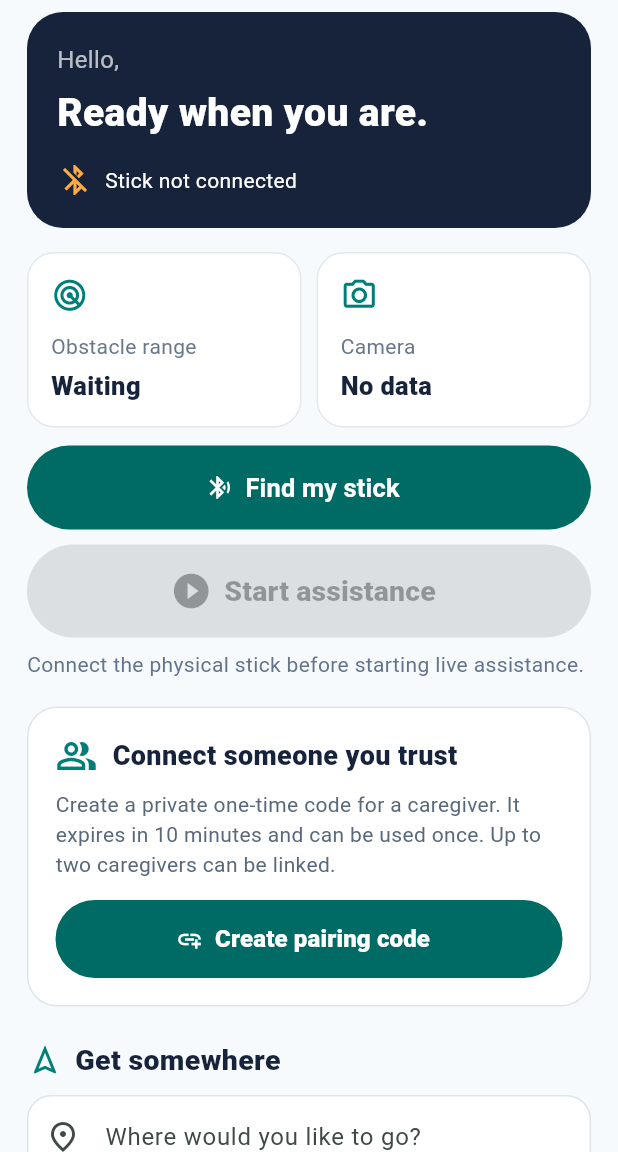
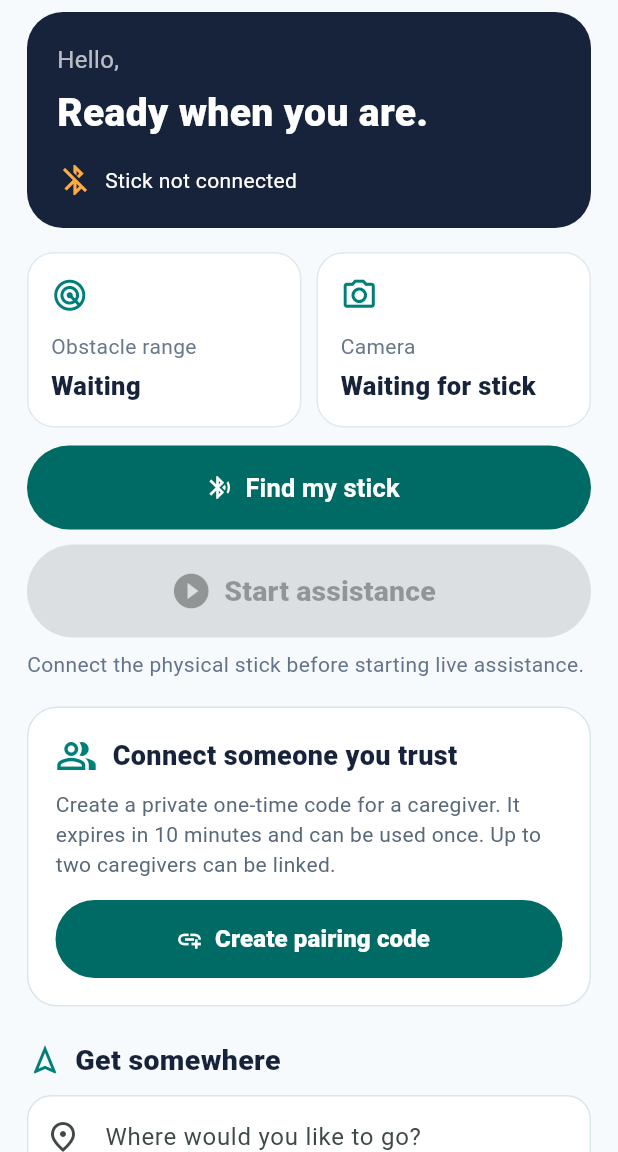
Before and after one commit to ShoninSelvaraj/Blind_Stick, a Flutter app: the PatientPage screen opened directly with empty values, on a phone screen of 412 x 824 dp, the part 84-1236 px from its top. Run offline on Flutter 3.47's test engine with Material 3 defaults, Android fonts, the phone set to English and light mode, and no system bars; our stand-ins replace cloud_firestore, firebase_auth, firebase_core, flutter_blue_plus, flutter_tts, geolocator and 2 more; accounts and stored records are empty.

Commit message:
Add honest camera-model status, stale telemetry warnings and caregiver device status

```diff
--- a/lib/main.dart
+++ b/lib/main.dart
@@ -153,7 +153,7 @@ class _LoginPageState extends State<LoginPage> {
  ])));
 }
 class StickTelemetry {
- double? distanceCm; String object='Waiting for device data'; String signal='unknown'; int? battery; bool? trafficWalk; String crowd='unknown'; DateTime? receivedAt;
+ double? distanceCm; String object='Waiting for device data'; String signal='unknown'; int? battery; bool? trafficWalk; String crowd='unknown'; String detectionStatus='waiting_for_device'; bool? cameraReady; bool? cameraFrameAvailable; DateTime? receivedAt;
  bool get urgent=>distanceCm!=null&&distanceCm!<35;
  bool get caution=>distanceCm!=null&&distanceCm!<90;
  void fromJson(Map<String,dynamic> j){
@@ -161,7 +161,11 @@ class StickTelemetry {
   object=(j['object']??j['detected_object']??j['label']??object).toString(); signal=(j['signal']??signal).toString();
   final b=j['battery']??j['battery_percent']; if(b is num)battery=b.toInt();
   if(j['traffic_walk'] is bool)trafficWalk=j['traffic_walk'];
-  if(j['crowd']!=null)crowd=j['crowd'].toString(); receivedAt=DateTime.now();
+  if(j['crowd']!=null)crowd=j['crowd'].toString();
+  if(j['detection_status']!=null)detectionStatus=j['detection_status'].toString();
+  if(j['camera_ready'] is bool)cameraReady=j['camera_ready'];
+  if(j['camera_frame_available'] is bool)cameraFrameAvailable=j['camera_frame_available'];
+  receivedAt=DateTime.now();
  }
 }
 
@@ -256,8 +260,8 @@ class PairingService {
 
 class BleStickService extends ChangeNotifier {
  final FlutterTts tts=FlutterTts(); final StickTelemetry telemetry=StickTelemetry(); BluetoothDevice? device; BluetoothCharacteristic? telemetryChar, commandChar; StreamSubscription<List<ScanResult>>? scanSub; StreamSubscription<List<int>>? notifySub; StreamSubscription<BluetoothConnectionState>? connectionSub; StreamSubscription<BluetoothAdapterState>? adapterSub;
- bool scanning=false,connected=false,assistance=false; String status='Stick not connected'; String? lastError; final List<String> events=[]; DateTime? lastSpoken; String _lastWarning=''; String _packetBuffer='';
- BleStickService(){tts.setLanguage('en-IN');tts.setSpeechRate(0.46);}
+ bool scanning=false,connected=false,assistance=false; String status='Stick not connected'; String? lastError; final List<String> events=[]; DateTime? lastSpoken; String _lastWarning=''; String _packetBuffer='';Timer? _freshnessTimer;bool _staleWarningSpoken=false;
+ BleStickService(){tts.setLanguage('en-IN');tts.setSpeechRate(0.46);_freshnessTimer=Timer.periodic(const Duration(seconds:1),(_){if(!connected||!assistance)return;final last=telemetry.receivedAt;final stale=last==null||DateTime.now().difference(last)>const Duration(seconds:4);if(stale&&!_staleWarningSpoken){_staleWarningSpoken=true;lastError='Live stick data stopped. Do not rely on the app for obstacle warnings.';_event('Live sensor data stopped');HapticFeedback.heavyImpact();_speak('Warning. Live stick data has stopped. Stop and use your usual safe mobility method.');notifyListeners();}else if(!stale&&_staleWarningSpoken){_staleWarningSpoken=false;lastError=null;notifyListeners();}});}
  Future<void> scanAndConnect() async {
   if(scanning)return; scanning=true;status='Looking for your stick';lastError=null;notifyListeners();
   try{
@@ -314,7 +318,7 @@ class BleStickService extends ChangeNotifier {
  Future<void> announce(String s)=>_speak(s);
  void _event(String s){final now=DateTime.now();final stamp='${now.hour.toString().padLeft(2,'0')}:${now.minute.toString().padLeft(2,'0')}';events.insert(0,'$stamp · $s');if(events.length>50)events.removeLast();final user=FirebaseAuth.instance.currentUser;if(user!=null){ApiService.instance.event(user.uid,'system',s);}}
  Future<void> disconnect()async{await device?.disconnect();connected=false;assistance=false;status='Stick disconnected';notifyListeners();}
- @override void dispose(){scanSub?.cancel();notifySub?.cancel();connectionSub?.cancel();adapterSub?.cancel();device?.disconnect();tts.stop();super.dispose();}
+ @override void dispose(){scanSub?.cancel();notifySub?.cancel();connectionSub?.cancel();adapterSub?.cancel();device?.disconnect();tts.stop();_freshnessTimer?.cancel();super.dispose();}
 }
 final stick=BleStickService();
 
@@ -336,7 +340,7 @@ Future<void> openNavigation(BuildContext context,String destination) async {
 }
 
 class PatientPage extends StatefulWidget{final AppUser user;const PatientPage({super.key,required this.user});@override State<PatientPage> createState()=>_PatientPageState();}
-class _PatientPageState extends State<PatientPage>{final destination=TextEditingController();final api=ApiService.instance;Position? position;bool sharing=false,voice=true;Timer? locationTimer,pairExpiryTimer;String locationText='Location not checked yet';String? pairingCode;DateTime? pairingExpiresAt;bool generatingCode=false;
+class _PatientPageState extends State<PatientPage>{final destination=TextEditingController();final api=ApiService.instance;Position? position;bool sharing=false,voice=true;Timer? locationTimer,pairExpiryTimer;String locationText='Location not checked yet';String? pairingCode;DateTime? pairingExpiresAt;bool generatingCode=false;bool? lastStoredConnection;
  @override void initState(){super.initState();_load();_ensurePatientRecord();stick.addListener(_changed);}
  Future<void> _ensurePatientRecord() async { try { final ref=FirebaseFirestore.instance.collection('patients').doc(widget.user.uid); final snap=await ref.get(); if(!snap.exists){ await ref.set({'ownerUid':widget.user.uid,'displayName':widget.user.name,'caregiverUids':<String>[],'deviceStatus':'not_connected','createdAt':FieldValue.serverTimestamp(),'updatedAt':FieldValue.serverTimestamp()}); } } catch (_) { /* Role assignment or Firestore rules may not be ready yet. */ } }
  Future<void> _generatePairingCode() async {
@@ -379,14 +383,14 @@ class _PatientPageState extends State<PatientPage>{final destination=TextEditing
   );
  }
  Future<void> _load()async{final p=await SharedPreferences.getInstance();if(!mounted)return;setState(()=>voice=p.getBool('voice')??true);voiceGuidanceEnabled=voice;_refreshLocation();}
- void _changed(){if(!mounted)return;setState((){});}
+ void _changed(){if(!mounted)return;setState((){});if(lastStoredConnection!=stick.connected){lastStoredConnection=stick.connected;FirebaseFirestore.instance.collection('patients').doc(widget.user.uid).update({'deviceStatus':stick.connected?'connected':'disconnected','updatedAt':FieldValue.serverTimestamp()}).catchError((_){ });}}
  Future<void> _refreshLocation()async{final p=await getPosition();if(!mounted)return;setState(() { position=p; locationText=p==null?'Location unavailable':'Location ready · accuracy ${p.accuracy.round()} m'; });if(sharing&&p!=null)await api.location(widget.user.uid,p);}
  Future<void> _toggleSharing(bool v)async{setState(()=>sharing=v);locationTimer?.cancel();if(v){await _refreshLocation();locationTimer=Timer.periodic(const Duration(seconds:30),(_)=>_refreshLocation());}else{setState(()=>locationText='Location sharing paused');}}
  Future<void> _sos()async{final ok=await showDialog<bool>(context:context,builder:(c)=>AlertDialog(title:const Text('Send emergency alert?'),content:const Text('This will save an SOS alert to your linked patient record in Firestore. A caregiver can see it when they refresh or while viewing alerts; push notifications are not configured yet.'),actions:[TextButton(onPressed:()=>Navigator.pop(c,false),child:const Text('Cancel')),FilledButton(onPressed:()=>Navigator.pop(c,true),child:const Text('Send SOS'))]));if(ok!=true)return;final p=position??await getPosition();final sent=await api.sos(widget.user.uid,p,'Patient requested emergency assistance');if(!mounted)return;await showDialog<void>(context:context,builder:(c)=>AlertDialog(title:Text(sent?'SOS submitted':'SOS not delivered'),content:Text(sent?'The alert was saved to Firestore. This does not confirm that a caregiver has seen it. Use your usual emergency contact method too if you are in danger.':'The alert could not be saved. Check internet and Firestore permissions, or call your emergency contact directly.'),actions:[TextButton(onPressed:()=>Navigator.pop(c),child:const Text('OK'))]));}
  @override void dispose(){destination.dispose();locationTimer?.cancel();pairExpiryTimer?.cancel();stick.removeListener(_changed);super.dispose();}
  @override Widget build(BuildContext c){final t=stick.telemetry;return Scaffold(appBar:AppBar(title:const Text('Saathi · My journey',style:TextStyle(fontWeight:FontWeight.w800)),actions:[IconButton(tooltip:'Settings',onPressed:()=>Navigator.push(c,MaterialPageRoute(builder:(_)=>SettingsPage())),icon:const Icon(Icons.settings_outlined))]),body:ListView(padding:const EdgeInsets.fromLTRB(18,8,18,28),children:[
   Container(padding:const EdgeInsets.all(20),decoration:BoxDecoration(color:navy,borderRadius:BorderRadius.circular(24)),child:Column(crossAxisAlignment:CrossAxisAlignment.start,children:[Text('Hello, ${widget.user.name}',style:const TextStyle(color:Colors.white70,fontSize:16)),const SizedBox(height:6),const Text('Ready when you are.',style:TextStyle(color:Colors.white,fontSize:26,fontWeight:FontWeight.w900)),const SizedBox(height:14),Row(children:[Icon(stick.connected?Icons.bluetooth_connected:Icons.bluetooth_disabled,color:stick.connected?const Color(0xFF9FF0D0):Colors.orangeAccent),const SizedBox(width:8),Expanded(child:Text(stick.status,style:const TextStyle(color:Colors.white,fontSize:14)))])])),const SizedBox(height:16),
-  Row(children:[Expanded(child:_statusTile('Obstacle range',t.distanceCm==null?'Waiting': '${t.distanceCm!.round()} cm',t.urgent?red:t.caution?Colors.orange:teal,Icons.radar)),const SizedBox(width:10),Expanded(child:_statusTile('Camera',t.receivedAt==null?'No data':t.object,teal,Icons.camera_alt_outlined))]),const SizedBox(height:12),
+  Row(children:[Expanded(child:_statusTile('Obstacle range',t.distanceCm==null?'Waiting': '${t.distanceCm!.round()} cm',t.urgent?red:t.caution?Colors.orange:teal,Icons.radar)),const SizedBox(width:10),Expanded(child:_statusTile('Camera',t.receivedAt==null?'Waiting for stick':t.detectionStatus=='model_not_installed'?'AI model not installed':t.object!='Waiting for device data'?t.object:t.cameraFrameAvailable==true?'Camera active; no detection model':'Camera unavailable',teal,Icons.camera_alt_outlined))]),const SizedBox(height:12),
   if(stick.lastError!=null)Container(padding:const EdgeInsets.all(14),decoration:BoxDecoration(color:const Color(0xFFFFF1F0),borderRadius:BorderRadius.circular(14)),child:Text(stick.lastError!,style:const TextStyle(color:red))),
   SizedBox(height:56,child:FilledButton.icon(onPressed:stick.scanning?null:stick.scanAndConnect,icon:Icon(stick.scanning?Icons.hourglass_top:Icons.bluetooth_searching),label:Text(stick.scanning?'Searching…':stick.connected?'Reconnect to stick':'Find my stick',style:const TextStyle(fontSize:17,fontWeight:FontWeight.bold)))),const SizedBox(height:10),
   SizedBox(height:62,child:FilledButton.icon(style:FilledButton.styleFrom(backgroundColor:stick.assistance?red:teal,foregroundColor:Colors.white),onPressed:stick.connected?()=>stick.setAssistance(!stick.assistance):null,icon:Icon(stick.assistance?Icons.pause_circle_filled:Icons.play_circle_fill,size:28),label:Text(stick.assistance?'Pause assistance':'Start assistance',style:const TextStyle(fontSize:19,fontWeight:FontWeight.w800)))),if(!stick.connected)const Padding(padding:EdgeInsets.only(top:8),child:Text('Connect the physical stick before starting live assistance.',style:TextStyle(color:Color(0xFF64748B)))),const SizedBox(height:18),_pairingCard(),const SizedBox(height:22),
@@ -456,7 +460,7 @@ class _CaregiverPageState extends State<CaregiverPage>{
         Text('Connected to $name',style:const TextStyle(color:Colors.white,fontSize:26,fontWeight:FontWeight.w900)),
         const SizedBox(height:8),Text('You are linked with permission. Updates appear here when they are shared.',style:const TextStyle(color:Colors.white70,fontSize:15))
        ])),
-       const SizedBox(height:20),const Text('Latest shared location',style:TextStyle(fontSize:20,fontWeight:FontWeight.w900,color:navy)),const SizedBox(height:8),
+       const SizedBox(height:20),const Text('Stick connection',style:TextStyle(fontSize:20,fontWeight:FontWeight.w900,color:navy)),const SizedBox(height:8),Text('Status: ${(patient['deviceStatus']??'unknown').toString().replaceAll('_',' ')}',style:const TextStyle(fontSize:16,fontWeight:FontWeight.w700,color:navy)),const SizedBox(height:16),const Text('Latest shared location',style:TextStyle(fontSize:20,fontWeight:FontWeight.w900,color:navy)),const SizedBox(height:8),
        Text(lat==null?'No location has been shared yet.': 'Coordinates: ${lat.toStringAsFixed(5)}, ${lon!.toStringAsFixed(5)}',style:const TextStyle(fontSize:16)),
        if(location is Map&&location['recordedAt'] is Timestamp)Padding(padding:const EdgeInsets.only(top:4),child:Text('Updated ${(location['recordedAt'] as Timestamp).toDate().toLocal()}',style:const TextStyle(color:Color(0xFF64748B)))),
        const SizedBox(height:12),SizedBox(height:52,child:OutlinedButton.icon(onPressed:lat==null||lon==null?null:()=>_openLastLocation(lat,lon),icon:const Icon(Icons.map_outlined),label:const Text('Open location in Maps'))),
```
